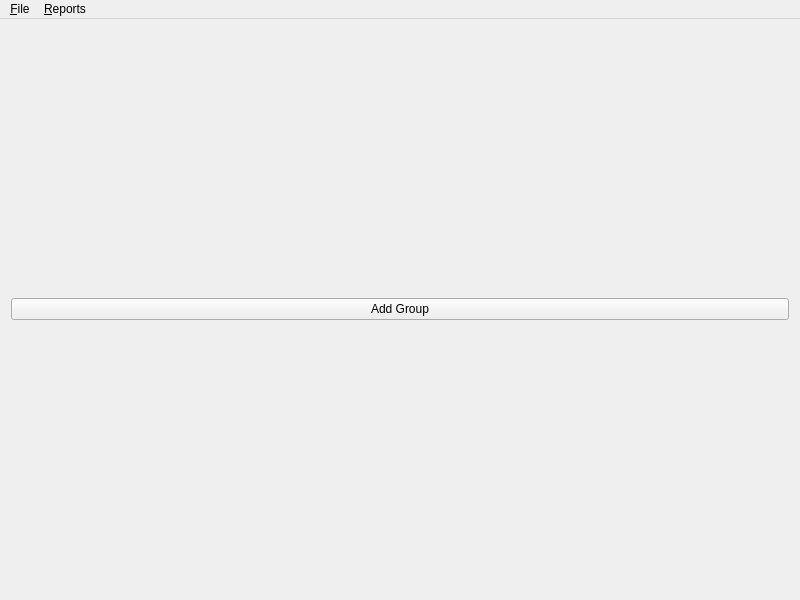
Before: the Qt Designer form mainwindow.ui in djk7wb/cs206flight, drawn with Qt 5.
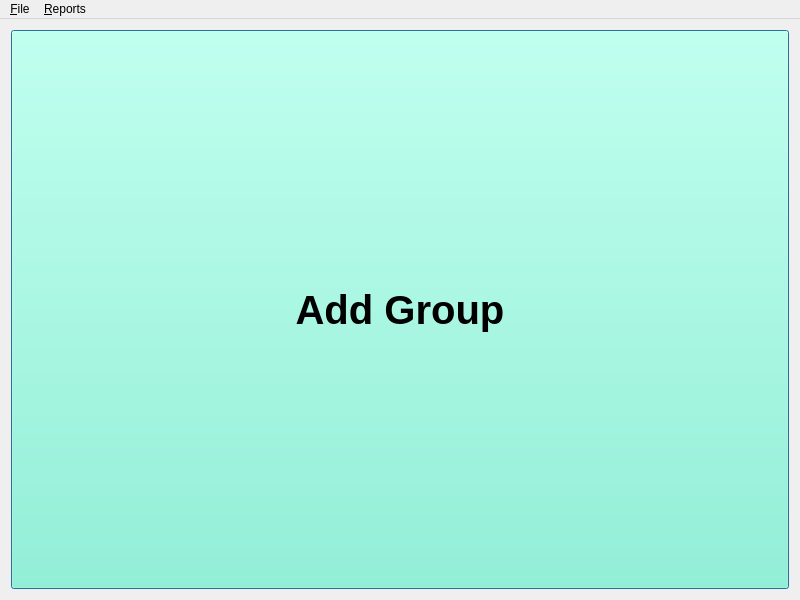
After: the same form once the commit is applied.

Commit message: More UI tweaks! BIG F-ING BUTTON!

Patch:
```diff
--- a/mainwindow.ui
+++ b/mainwindow.ui
@@ -21,14 +21,30 @@
     <item>
      <widget class="QPushButton" name="addGroup">
       <property name="sizePolicy">
-       <sizepolicy hsizetype="Minimum" vsizetype="Fixed">
+       <sizepolicy hsizetype="Preferred" vsizetype="Preferred">
         <horstretch>0</horstretch>
         <verstretch>0</verstretch>
        </sizepolicy>
       </property>
+      <property name="font">
+       <font>
+        <pointsize>30</pointsize>
+        <weight>75</weight>
+        <bold>true</bold>
+       </font>
+      </property>
+      <property name="styleSheet">
+       <string notr="true">background-color: #7fffd4;</string>
+      </property>
       <property name="text">
        <string>Add Group</string>
       </property>
+      <property name="autoDefault">
+       <bool>true</bool>
+      </property>
+      <property name="default">
+       <bool>true</bool>
+      </property>
      </widget>
     </item>
    </layout>
```
